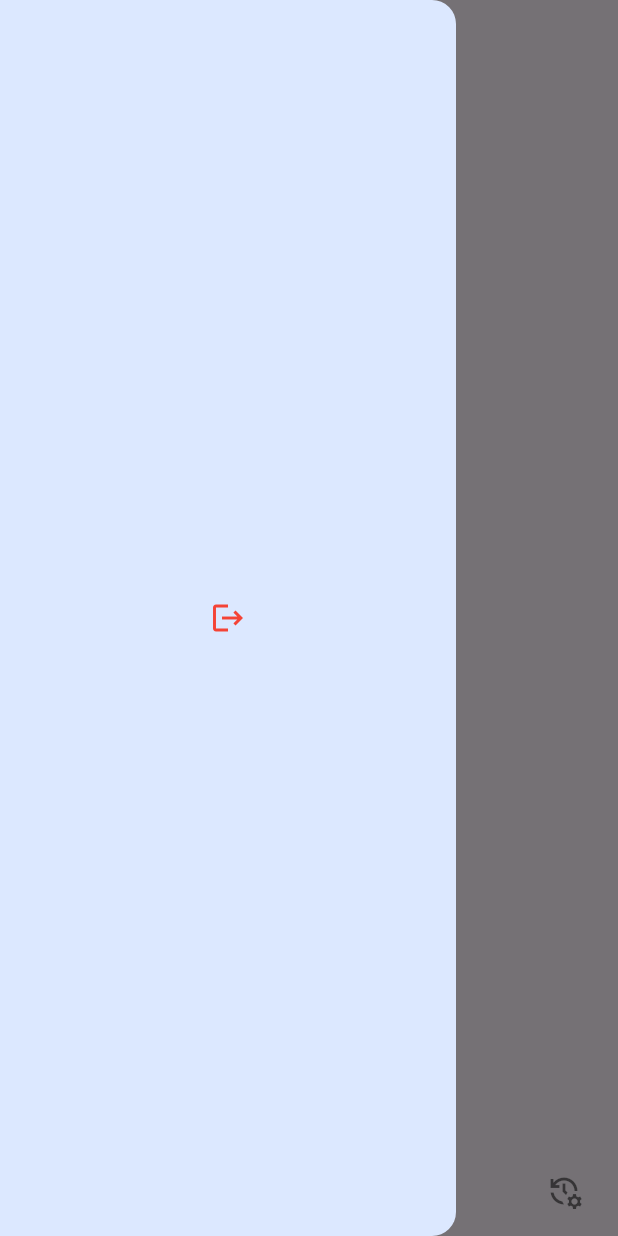
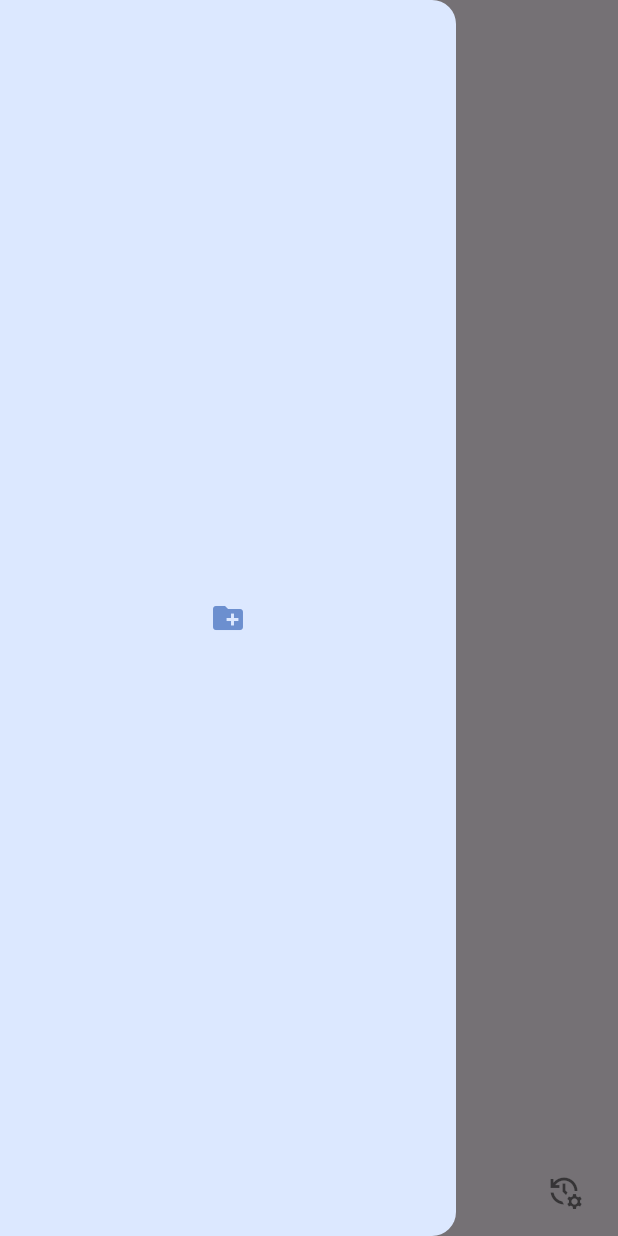
Before and after one commit to ahmad-dev7/weWork, a Flutter app: the NavigationScreen screen opened directly, with the side drawer open, on a phone screen of 412 x 824 dp. Run offline on Flutter 3.47's test engine with Material 3 defaults, Android fonts, the phone set to English and light mode, and no system bars; drawn by our look-alikes of salomon_bottom_bar; our stand-ins replace cloud_firestore, dropdown_button2, firebase_auth, firebase_core, get, hive and 1 more; accounts and stored records are empty; network calls fail.

Commit message:
created and joined teams are displaying correctly

```diff
--- a/lib/screens/create_team_screen.dart
+++ b/lib/screens/create_team_screen.dart
@@ -25,6 +25,11 @@ class CreateTeam extends StatelessWidget {
       );
       if (res == true) {
         Get.snackbar('Success', 'Team created');
+        ScaffoldMessenger.of(context).showSnackBar(
+          const SnackBar(
+            content: KMyText('Team code copied to clipboard'),
+          ),
+        );
         Get.offAll(
           () => const NavigationScreen(),
         );
--- a/lib/screens/login_screen.dart
+++ b/lib/screens/login_screen.dart
@@ -73,7 +73,6 @@ class LoginScreen extends StatelessWidget {
 
                   //* Login button
                   KCustomButton(
-                    color: Colors.black,
                     onTap: onLogin,
                     child: Obx(
                       () => Visibility(
--- a/lib/screens/navigation_screen.dart
+++ b/lib/screens/navigation_screen.dart
@@ -32,11 +32,11 @@ class NavigationScreen extends StatelessWidget {
         child: IconButton(
             onPressed: () {
               localData.clear();
-              Get.offAll(() => const HomeScreen());
+              Get.to(() => const HomeScreen());
             },
             icon: const Icon(
-              Icons.logout,
-              color: Colors.red,
+              Icons.create_new_folder,
+              color: accentColor,
             )),
       ),
       body: Obx(() => pages[myCtrl.activeIndex.value]),
--- a/lib/screens/page/my_tasks.dart
+++ b/lib/screens/page/my_tasks.dart
@@ -14,19 +14,28 @@ class MyTasks extends StatelessWidget {
         child: SingleChildScrollView(
           child: Column(
             children: [
+              const KMyText('Created Teams', weight: FontWeight.bold),
+              const KVerticalSpace(height: 10),
               if (myCtrl.userData.value.createdTeams != null)
-                Obx(
-                  () => KMyText(
-                    myCtrl.userData.value.createdTeams!.last.teamName!,
+                for (var i = 0;
+                    i < myCtrl.userData.value.createdTeams!.length;
+                    i++)
+                  Obx(
+                    () => KMyText(
+                        myCtrl.userData.value.createdTeams![i].teamName!),
                   ),
-                ),
               const KVerticalSpace(),
+              const KMyText('Joined Teams', weight: FontWeight.bold),
+              const KVerticalSpace(height: 10),
               if (myCtrl.userData.value.joinedTeams != null)
-                Obx(
-                  () => KMyText(
-                    myCtrl.userData.value.joinedTeams![1].teamName!,
+                for (var i = 0;
+                    i < myCtrl.userData.value.joinedTeams!.length;
+                    i++)
+                  Obx(
+                    () => KMyText(
+                      myCtrl.userData.value.joinedTeams![i].teamName!,
+                    ),
                   ),
-                ),
             ],
           ),
         ),
```
Also changed, not shown: lib/controller/my_controller.dart (+6 -2 lines), lib/model/joined_teams.dart (+6 -12 lines), lib/screens/page/my_progress.dart (+13 -2 lines), lib/services/firebase_services.dart (+20 -6 lines).
